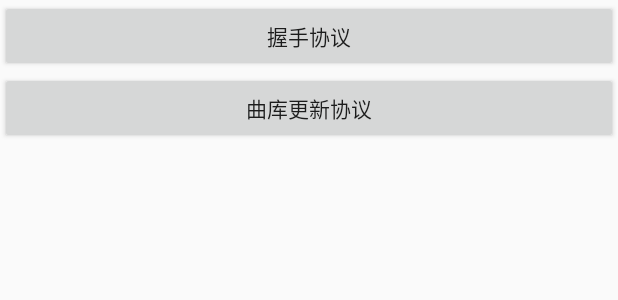
After one commit to lanzhenfa/Demo, an Android app: the layout fragment_http.xml on its own in the app's theme, with its tools: preview values and no code run, on a phone screen of 412 x 824 dp. The commit adds this screen. Shown: the top 300 px of the screen. Run offline under Robolectric (Android 15) with nearby library versions, the phone set to English and light mode, and no system bars.

Commit message:
1、实现http请求

```diff
--- a/app/build.gradle
+++ b/app/build.gradle
@@ -1,6 +1,8 @@
 apply plugin: 'com.android.application'
 
 android {
+    useLibrary 'org.apache.http.legacy'
+
     compileSdkVersion 29
     buildToolsVersion "29.0.2"
     defaultConfig {
--- a/app/src/main/java/com/me/demo/main/MainActivity.java
+++ b/app/src/main/java/com/me/demo/main/MainActivity.java
@@ -12,6 +12,7 @@ import com.me.demo.base.BaseActivity;
 import com.me.demo.base.BaseFragment;
 import com.me.demo.calendar.CalendarFragment;
 import com.me.demo.database.DatabaseFragment;
+import com.me.demo.http.HttpFragment;
 import com.me.demo.udp.client.UdpClientFragment;
 import com.me.demo.udp.server.UdpServerFragment;
 import com.me.demo.util.Config;
@@ -102,6 +103,9 @@ public class MainActivity extends BaseActivity<IMainContract.IMainView, MainPres
             case Config.FRAGMENT_TAG_WEBSOCKET:
                 replaceFragment(new WebSocketFragment());
                 break;
+            case Config.FRAGMENT_TAG_HTTP:
+                replaceFragment(new HttpFragment());
+                break;
             default:
                 break;
         }
--- a/app/src/main/java/com/me/demo/util/Config.java
+++ b/app/src/main/java/com/me/demo/util/Config.java
@@ -10,6 +10,7 @@ public class Config {
     public final static int FRAGMENT_TAG_UDP_CLIENT = 3;
     public final static int FRAGMENT_TAG_UDP_SERVER = 4;
     public final static int FRAGMENT_TAG_WEBSOCKET = 5;
+    public final static int FRAGMENT_TAG_HTTP = 6;
 
     /*******************************UDP相关*******************************/
     public final static int UDP_CLIENT_PORT = 8890;
--- /dev/null
+++ b/app/src/main/res/layout/fragment_http.xml
@@ -0,0 +1,24 @@
+<?xml version="1.0" encoding="utf-8"?>
+<androidx.constraintlayout.widget.ConstraintLayout xmlns:android="http://schemas.android.com/apk/res/android"
+    xmlns:app="http://schemas.android.com/apk/res-auto"
+    android:layout_width="match_parent"
+    android:layout_height="match_parent">
+
+    <Button
+        android:id="@+id/http_shake_hands_btn"
+        android:layout_width="match_parent"
+        android:layout_height="wrap_content"
+        android:text="握手协议"
+        app:layout_constraintStart_toStartOf="parent"
+        app:layout_constraintTop_toTopOf="parent" />
+
+    <Button
+        android:id="@+id/http_update_db_btn"
+        android:layout_width="match_parent"
+        android:layout_height="wrap_content"
+        android:text="曲库更新协议"
+        app:layout_constraintStart_toStartOf="parent"
+        app:layout_constraintTop_toBottomOf="@id/http_shake_hands_btn" />
+
+
+</androidx.constraintlayout.widget.ConstraintLayout>
--- a/app/src/main/res/values/arrays.xml
+++ b/app/src/main/res/values/arrays.xml
@@ -7,5 +7,6 @@
         <item>UDP Client</item>
         <item>UDP Server</item>
         <item>WebSocket</item>
+        <item>Http</item>
     </string-array>
 </resources>
```
Also changed, not shown: app/src/main/java/com/me/demo/http/HttpFragment.java (added, +57 -0 lines), app/src/main/java/com/me/demo/http/HttpModelImpl.java (added, +135 -0 lines), app/src/main/java/com/me/demo/http/HttpPresenterImpl.java (added, +36 -0 lines), app/src/main/java/com/me/demo/http/IHttpContract.java (added, +28 -0 lines).
